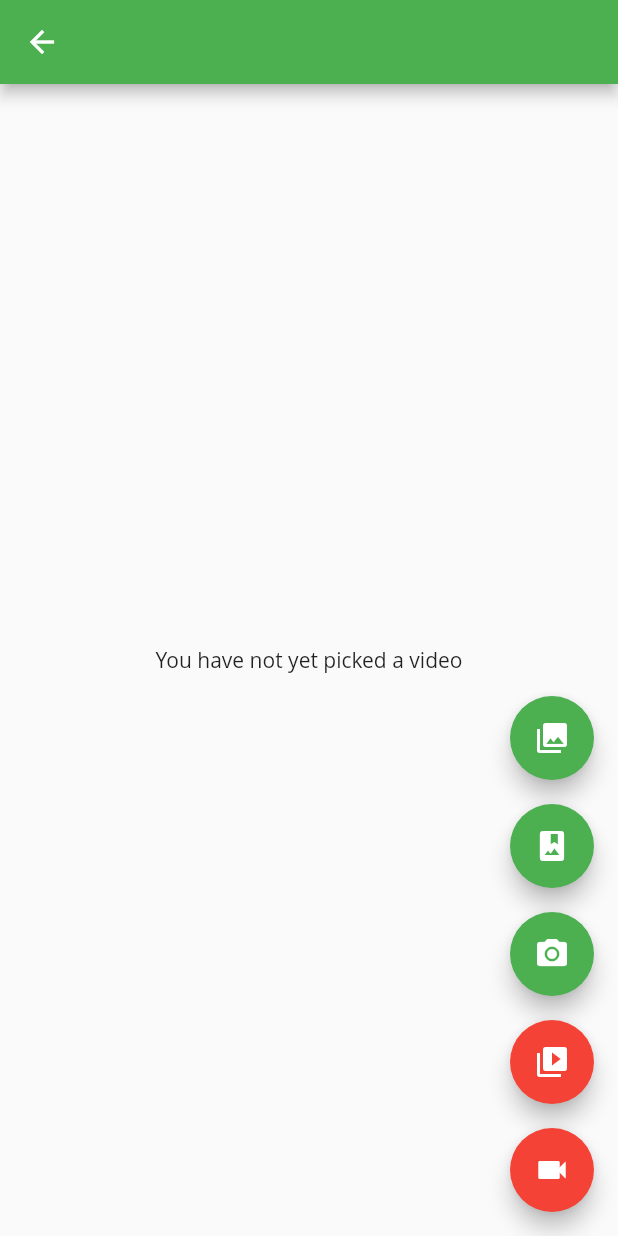
After one commit to techieasif/Demonstration, a Flutter app: the SelectMultipleImages screen opened directly, after a tap on the "video collection" icon, on a phone screen of 412 x 824 dp. The commit adds this screen. Run offline on Flutter 3.47's test engine with Material 2 defaults, Android fonts, the phone set to English and light mode, and no system bars; our stand-ins replace bloc, equatable, firebase_auth, flutter_bloc, google_sign_in, video_player; missing offline and left inert: flutter_facebook_login, multi_media_picker; accounts and stored records are empty.

Commit message:
image video section added

```diff
--- /dev/null
+++ b/lib/src/UI/CreateShow/selectMultipleImages.dart
@@ -0,0 +1,311 @@
+//import 'package:flutter/material.dart';
+//import 'dart:async';
+//import 'package:multi_image_picker/multi_image_picker.dart';
+//class SelectMultipleImagesScreen extends StatefulWidget {
+//  @override
+//  _SelectMultipleImagesScreenState createState() => _SelectMultipleImagesScreenState();
+//}
+//
+//class _SelectMultipleImagesScreenState extends State<SelectMultipleImagesScreen> {
+//  List<Asset> images = List<Asset>();
+//  String _error;
+//
+//  @override
+//  void initState() {
+//    super.initState();
+//  }
+//
+//  Widget buildGridView() {
+//    if (images != null)
+//      return GridView.count(
+//        crossAxisCount: 3,
+//        children: List.generate(images.length, (index) {
+//          Asset asset = images[index];
+//          return AssetThumb(
+//            asset: asset,
+//            width: 300,
+//            height: 300,
+//          );
+//        }),
+//      );
+//    else
+//      return Container(color: Colors.white);
+//  }
+//
+//  Future<void> loadAssets() async {
+//    setState(() {
+//      images = List<Asset>();
+//    });
+//
+//    List<Asset> resultList;
+//    String error;
+//
+//    try {
+//      resultList = await MultiImagePicker.pickImages(
+//        maxImages: 5,
+//      );
+//    } on Exception catch (e) {
+//      error = e.toString();
+//    }
+//
+//    // If the widget was removed from the tree while the asynchronous platform
+//    // message was in flight, we want to discard the reply rather than calling
+//    // setState to update our non-existent appearance.
+//    if (!mounted) return;
+//
+//    setState(() {
+//      images = resultList;
+//      if (error == null) _error = 'No Error Dectected';
+//    });
+//  }
+//
+//  @override
+//  Widget build(BuildContext context) {
+//    return
+//    Scaffold(
+//      appBar:  AppBar(
+//        title: const Text('Select Images'),
+//      ),
+//      body: Column(
+//        children: <Widget>[
+//          Center(child: Text('Error: $_error')),
+//          RaisedButton(
+//            child: Text("Pick images"),
+//            onPressed: loadAssets,
+//          ),
+//          Expanded(
+//            child: buildGridView(),
+//          )
+//        ],
+//      ),
+//    );
+//  }
+//}
+//import 'dart:async';
+import 'dart:io';
+
+import 'package:flutter/material.dart';
+import 'package:multi_media_picker/multi_media_picker.dart';
+import 'package:video_player/video_player.dart';
+class SelectMultipleImages extends StatefulWidget {
+  @override
+  _SelectMultipleImagesState createState() => _SelectMultipleImagesState();
+}
+
+class _SelectMultipleImagesState extends State<SelectMultipleImages> {
+  List<File> _imgs;
+  bool isVideo = false;
+  VideoPlayerController _controller;
+  VoidCallback listener;
+
+  _onImageButtonPressed(ImageSource source, {bool singleImage = false}) async {
+    var imgs;
+    if(!isVideo){
+      imgs = await MultiMediaPicker.pickImages(source: source, singleImage: singleImage);
+    }
+    setState(() {
+      if (_controller != null) {
+        _controller.setVolume(0.0);
+        _controller.removeListener(listener);
+      }
+      if (isVideo) {
+        MultiMediaPicker.pickVideo(source: source).then((File file) {
+          if (file != null && mounted) {
+            setState(() {
+              _controller = VideoPlayerController.file(file)
+                ..addListener(listener)
+                ..setVolume(1.0)
+                ..initialize()
+                ..setLooping(true)
+                ..play();
+            });
+          }
+        });
+      } else {
+        _imgs = imgs;
+      }
+    });
+  }
+
+  @override
+  void deactivate() {
+    if (_controller != null) {
+      _controller.setVolume(0.0);
+      _controller.removeListener(listener);
+    }
+    super.deactivate();
+  }
+
+  @override
+  void dispose() {
+    if (_controller != null) {
+      _controller.dispose();
+    }
+    super.dispose();
+  }
+
+  @override
+  void initState() {
+    super.initState();
+    listener = () {
+      setState(() {});
+    };
+  }
+
+  Widget _previewVideo(VideoPlayerController controller) {
+    if (controller == null) {
+      return const Text(
+        'You have not yet picked a video',
+        textAlign: TextAlign.center,
+      );
+    } else if (controller.value.initialized) {
+      return Padding(
+        padding: EdgeInsets.all(10.0),
+        child: AspectRatioVideo(controller),
+      );
+    } else {
+      return const Text(
+        'Error Loading Video',
+        textAlign: TextAlign.center,
+      );
+    }
+  }
+
+  Widget _previewImages() {
+    if(_imgs == null){
+      return Text('No images selected.');
+    } else {
+      return GridView.count(
+          crossAxisCount: 2,
+          childAspectRatio: 1.0,
+          padding: EdgeInsets.all(4.0),
+          mainAxisSpacing: 4.0,
+          crossAxisSpacing: 4.0,
+          children: _imgs.map((File img) {
+            return GridTile(
+                child: Image.file(img, fit: BoxFit.contain));
+          }).toList());
+    }
+  }
+
+  @override
+  Widget build(BuildContext context) {
+    return Scaffold(
+      appBar: AppBar(
+//        title: Text(widget.title),
+      ),
+      body: Center(
+        child: isVideo ? _previewVideo(_controller) : _previewImages(),
+      ),
+      floatingActionButton: Column(
+        mainAxisAlignment: MainAxisAlignment.end,
+        children: <Widget>[
+          FloatingActionButton(
+            onPressed: () {
+              isVideo = false;
+              _onImageButtonPressed(ImageSource.gallery, singleImage: true);
+            },
+            heroTag: 'image0',
+            tooltip: 'Pick Image from gallery',
+            child: Icon(Icons.photo_library),
+          ),
+          Padding(
+            padding: EdgeInsets.only(top: 16.0),
+            child: FloatingActionButton(
+              onPressed: () {
+                isVideo = false;
+                _onImageButtonPressed(ImageSource.gallery);
+              },
+              heroTag: 'image1',
+              tooltip: 'Pick Images from gallery',
+              child: Icon(Icons.photo_album),
+            ),
+          ),
+          Padding(
+            padding: EdgeInsets.only(top: 16.0),
+            child: FloatingActionButton(
+              onPressed: () {
+                isVideo = false;
+                _onImageButtonPressed(ImageSource.camera);
+              },
+              heroTag: 'image2',
+              tooltip: 'Take a Photo',
+              child: const Icon(Icons.camera_alt),
+            ),
+          ),
+          Padding(
+            padding: EdgeInsets.only(top: 16.0),
+            child: FloatingActionButton(
+              backgroundColor: Colors.red,
+              onPressed: () {
+                isVideo = true;
+                _onImageButtonPressed(ImageSource.gallery);
+              },
+              heroTag: 'video0',
+              tooltip: 'Pick Video from gallery',
+              child: Icon(Icons.video_library),
+            ),
+          ),
+          Padding(
+            padding: const EdgeInsets.only(top: 16.0),
+            child: FloatingActionButton(
+              backgroundColor: Colors.red,
+              onPressed: () {
+                isVideo = true;
+                _onImageButtonPressed(ImageSource.camera);
+              },
+              heroTag: 'video1',
+              tooltip: 'Take a Video',
+              child: Icon(Icons.videocam),
+            ),
+          ),
+        ],
+      ),
+    );
+  }
+}
+class AspectRatioVideo extends StatefulWidget {
+  final VideoPlayerController controller;
+
+  AspectRatioVideo(this.controller);
+
+  @override
+  AspectRatioVideoState createState() => new AspectRatioVideoState();
+}
+
+class AspectRatioVideoState extends State<AspectRatioVideo> {
+  VideoPlayerController get controller => widget.controller;
+  bool initialized = false;
+
+  VoidCallback listener;
+
+  @override
+  void initState() {
+    super.initState();
+    listener = () {
+      if (!mounted) {
+        return;
+      }
+      if (initialized != controller.value.initialized) {
+        initialized = controller.value.initialized;
+        setState(() {});
+      }
+    };
+    controller.addListener(listener);
+  }
+
+  @override
+  Widget build(BuildContext context) {
+    if (initialized) {
+      final Size size = controller.value.size;
+      return new Center(
+        child: new AspectRatio(
+          aspectRatio: size.width / size.height,
+          child: new VideoPlayer(controller),
+        ),
+      );
+    } else {
+      return new Container();
+    }
+  }
+}
--- a/pubspec.yaml
+++ b/pubspec.yaml
@@ -29,6 +29,8 @@ dependencies:
   firebase_auth: ^0.16.1
   google_sign_in: ^4.5.1
   flutter_facebook_login: ^3.0.0
+  path_provider: ^1.6.10
+  multi_media_picker: ^0.2.3
 
 
 
```
Also changed, not shown: lib/src/Helpers/formValidators.dart (+10 -0 lines), lib/src/UI/Download/downloadPage.dart (added, +126 -0 lines), lib/src/UI/homescreen.dart (+9 -2 lines), pubspec.lock, 3 other files.
